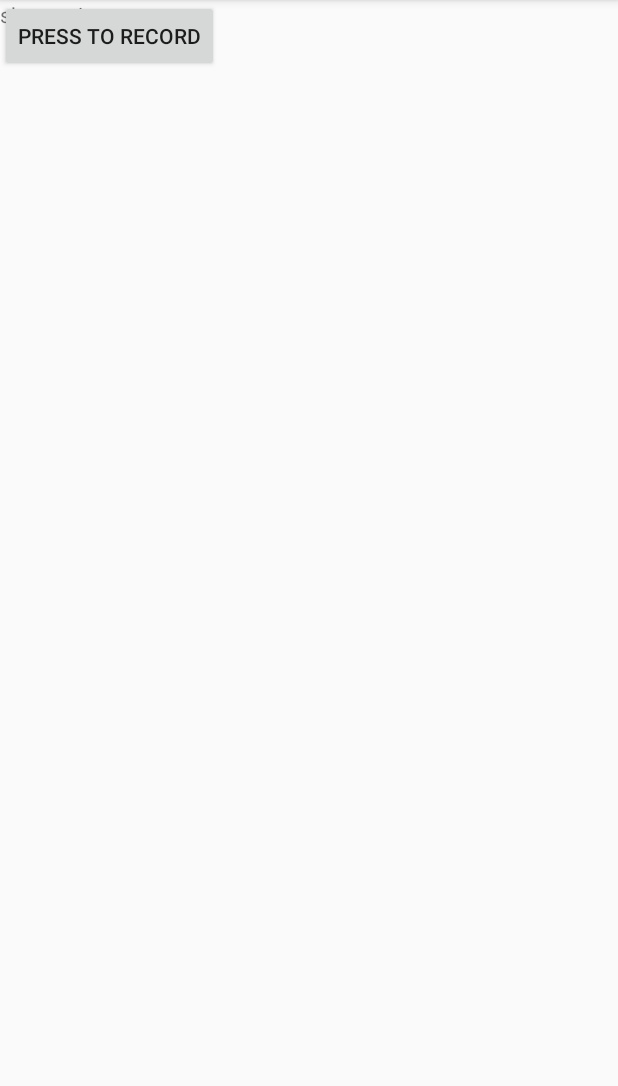
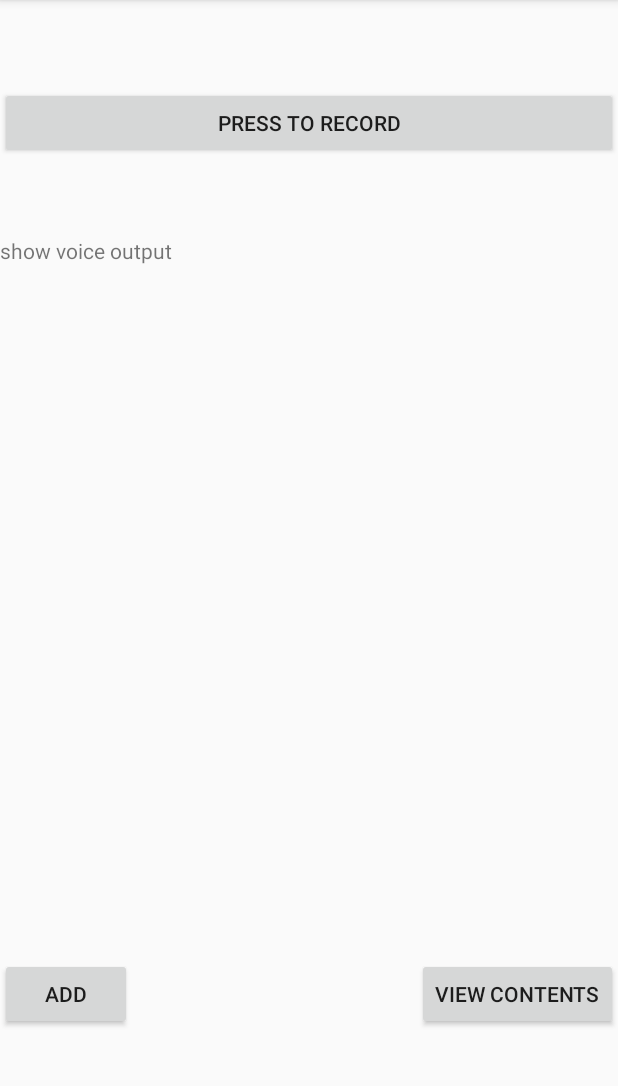
Before and after one commit to deccoder/First-Aid, an Android app: the voiceToText screen opened directly, with no data from a screen before it, on a phone screen of 412 x 824 dp, the part 84-1170 px from its top. Run offline under Robolectric (Android 15) with nearby library versions, the phone set to English and light mode, and no system bars.

Commit message:
Add and view functionality for database

```diff
--- a/app/src/main/java/declanbrophy/firstaid/voiceToText.java
+++ b/app/src/main/java/declanbrophy/firstaid/voiceToText.java
@@ -13,11 +13,15 @@ import android.widget.Toast;
 import java.util.ArrayList;
 import java.util.Locale;
 
+import static declanbrophy.firstaid.R.id.btnAdd;
+import static declanbrophy.firstaid.R.id.voiceEntry;
+
 public class voiceToText extends AppCompatActivity {
     //Declare and create contents of user interface
     private Button speakNow;
     private TextView showVoiceText;
     private final int REQ_CODE_SPEECH_OUTPUT = 143;
+    DatabaseHelper myDB;
 
     @Override
     protected void onCreate(Bundle savedInstanceState) {
@@ -26,7 +30,42 @@ public class voiceToText extends AppCompatActivity {
         //Initialize functionality of user interface
         speakNow = (Button) findViewById(R.id.button);
         showVoiceText = (TextView) findViewById(R.id.showVoiceOutput);
+        Button btnAdd = (Button) findViewById(R.id.btnAdd);
+        Button btnView = (Button) findViewById(R.id.btnView);
+        myDB = new DatabaseHelper(this);
         //Functionality of button to allow user to make voice entry
+        /*btnAdd.setOnClickListener(new View.OnClickListener() {
+            @Override
+            public void onClick(View v) {
+                String newEntry = TextView.getText.toString();
+                if (TextView.length !=0) {
+                    AddData(newEntry);
+                    TextView.setText("");
+                }else {
+                    Toast.makeText(voiceToText.this, "You must put something in the text field", Toast.LENGTH_LONG).show();
+                }
+            }
+            public void addData(String newEntry) {
+                boolean insertData = myDB.addData(newEntry);
+
+                if (insertData == true) {
+                    Toast.makeText(voiceToText.this, "Data entered successfully", Toast.LENGTH_LONG).show();
+                }else {
+                    Toast.makeText(voiceToText.this, "Data Entry Error", Toast.LENGTH_LONG).show();
+                }
+            }
+        });
+        */
+
+
+
+        btnView.setOnClickListener(new View.OnClickListener() {
+            @Override
+            public void onClick(View v) {
+                Intent intent = new Intent(voiceToText.this,LogEntryList.class);
+                startActivity(intent);
+            }
+        });
         speakNow.setOnClickListener(new View.OnClickListener() {
             @Override
             public void onClick(View v) {
@@ -35,6 +74,7 @@ public class voiceToText extends AppCompatActivity {
             }
         });
     }
+
     //Method to recognize speech being said
     private void showVoiceText () {
         Intent intent = new Intent(RecognizerIntent.ACTION_RECOGNIZE_SPEECH);
--- a/app/src/main/res/layout/activity_voice_to_text.xml
+++ b/app/src/main/res/layout/activity_voice_to_text.xml
@@ -7,15 +7,49 @@
     android:layout_height="match_parent"
     tools:context="declanbrophy.firstaid.voiceToText">
 
-    <TextView
-        android:layout_width="wrap_content"
-        android:layout_height="wrap_content"
-        android:text="show voice output"
-        android:id="@+id/showVoiceOutput"/>
-
     <Button
         android:text="Press to Record"
         android:layout_width="wrap_content"
         android:layout_height="wrap_content"
-        android:id="@+id/button" />
+        android:id="@+id/button"
+        android:layout_marginTop="58dp"
+        android:layout_alignParentTop="true"
+        android:layout_alignParentLeft="true"
+        android:layout_alignParentStart="true"
+        android:layout_alignParentRight="true"
+        android:layout_alignParentEnd="true" />
+
+
+    <TextView
+        android:layout_width="wrap_content"
+        android:text="show voice output"
+        android:id="@+id/showVoiceOutput"
+        android:layout_height="100dp"
+        android:layout_below="@+id/button"
+        android:layout_alignParentRight="true"
+        android:layout_alignParentEnd="true"
+        android:layout_marginTop="51dp"
+        android:layout_alignParentLeft="true"
+        android:layout_alignParentStart="true" />
+
+    <Button
+        android:layout_width="wrap_content"
+        android:layout_height="wrap_content"
+        android:text="Add"
+        android:id="@+id/btnAdd"
+        android:layout_alignParentBottom="true"
+        android:layout_alignParentLeft="true"
+        android:layout_alignParentStart="true"
+        android:layout_marginBottom="81dp" />
+
+    <Button
+
+        android:layout_width="wrap_content"
+        android:layout_height="wrap_content"
+        android:text="View Contents"
+        android:id="@+id/btnView"
+        android:layout_alignBaseline="@+id/btnAdd"
+        android:layout_alignBottom="@+id/btnAdd"
+        android:layout_alignParentRight="true"
+        android:layout_alignParentEnd="true" />
 </RelativeLayout>
```
